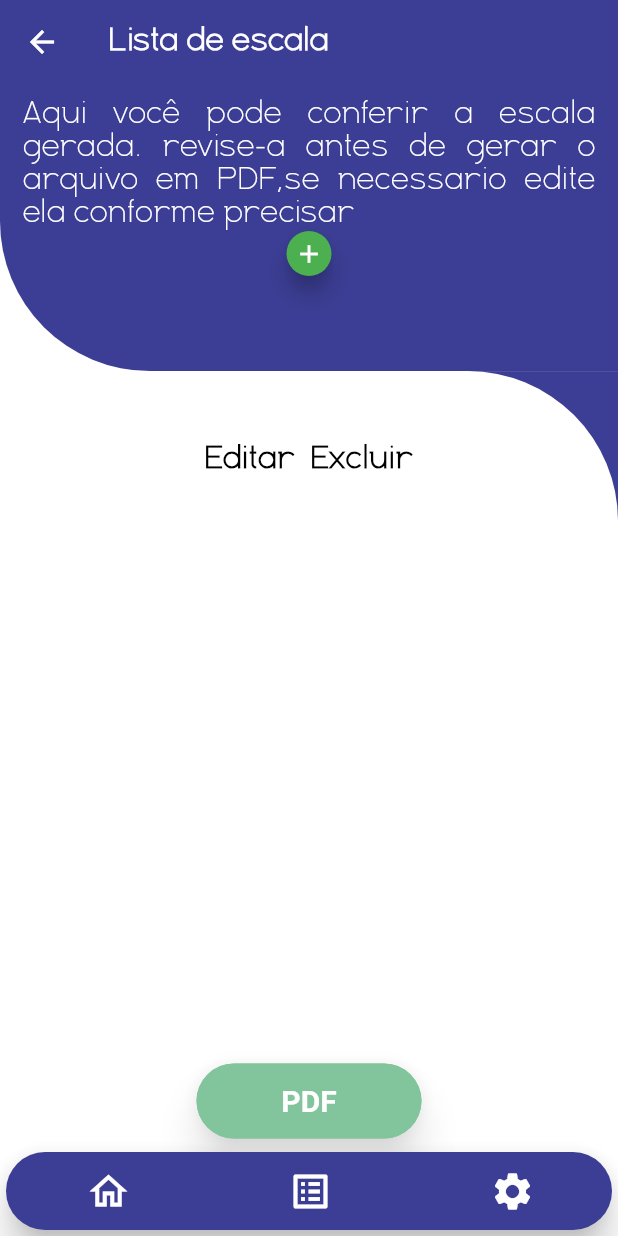
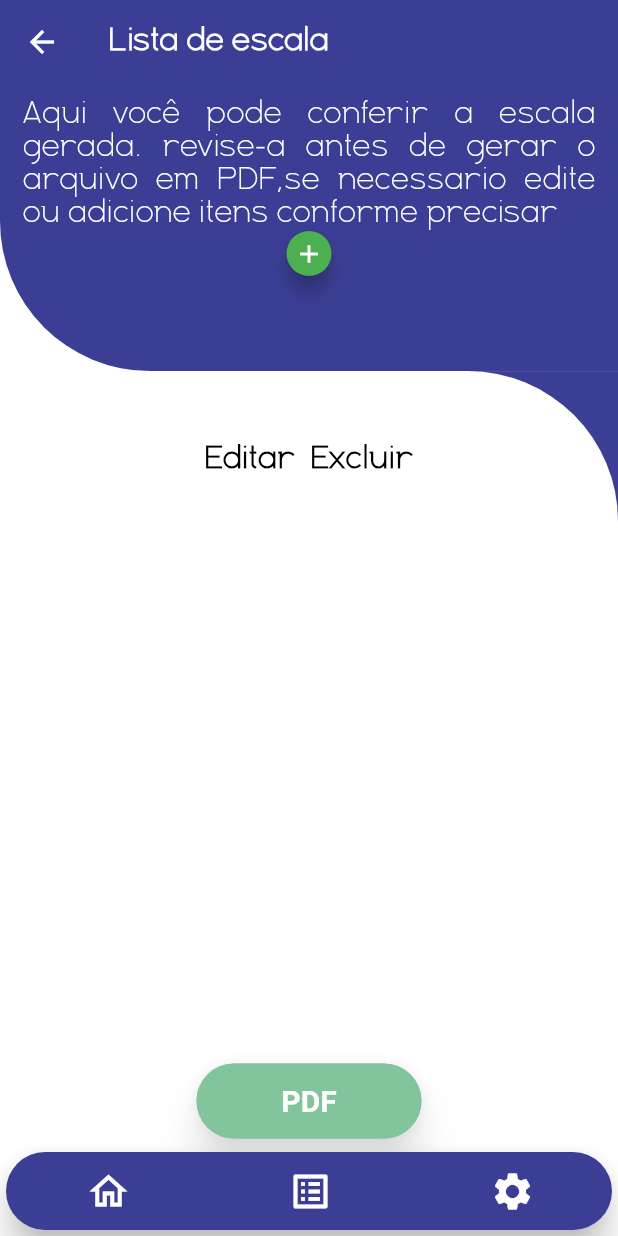
Before and after one commit to Tiodirca/SenturionGList, a Flutter app: the TelaListagem screen opened directly with empty values, on a phone screen of 412 x 824 dp. Run offline on Flutter 3.47's test engine with Material 2 defaults, Android fonts, the phone set to English and light mode, and no system bars; our stand-ins replace shared_preferences, sqflite, sqflite_common_ffi; accounts and stored records are empty.

Commit message:
configuracao cadastro item na lista e mudando tela de edicao para edicao e cadastro

```diff
--- a/lib/Telas/cadastro/tela_cadastro_local_trabalho.dart
+++ b/lib/Telas/cadastro/tela_cadastro_local_trabalho.dart
@@ -288,7 +288,7 @@ class _TelaCadastroPessoasState extends State<TelaCadastroLocalTrabalho> {
                                                             context)
                                                         .showSnackBar(SnackBar(
                                                             content: Text(Textos
-                                                                .erroTabelaExistente)));
+                                                                .erroNomeExiste)));
                                                     nomeExiste = false;
                                                   } else {
                                                     nomeExiste = false;
--- a/lib/Telas/tela_gerar_escala.dart
+++ b/lib/Telas/tela_gerar_escala.dart
@@ -200,7 +200,7 @@ class _TelaGerarEscalaState extends State<TelaGerarEscala> {
       }
       if (nomeTabelaExiste) {
         ScaffoldMessenger.of(context)
-            .showSnackBar(SnackBar(content: Text(Textos.erroTabelaExistente)));
+            .showSnackBar(SnackBar(content: Text(Textos.erroGerarEscalaTabelaExistente)));
       } else {
         telaCarregar = true;
         chamarCriarTabela();
--- a/lib/Telas/tela_listagem.dart
+++ b/lib/Telas/tela_listagem.dart
@@ -8,6 +8,8 @@ import '../Uteis/paleta_cores.dart';
 import '../Uteis/textos.dart';
 import '../Widget/barra_navegacao.dart';
 import '../Widget/fundo_tela_widget.dart';
+import "dart:collection";
+
 
 class TelaListagem extends StatefulWidget {
   const TelaListagem({Key? key, required this.nomeTabela}) : super(key: key);
@@ -20,11 +22,10 @@ class TelaListagem extends StatefulWidget {
 
 class _TelaListagemState extends State<TelaListagem> {
   Estilo estilo = Estilo();
-  List<Map<dynamic, dynamic>> itens = [];
+  List<Map<dynamic, dynamic>> itensBanco = [];
   int idItem = 0;
   String dataItem = "";
   List<String> chaves = [];
-
 
   // referencia classe para gerenciar o banco de dados
   final bancoDados = BancoDeDados.instance;
@@ -39,11 +40,22 @@ class _TelaListagemState extends State<TelaListagem> {
   consultarDados() async {
     await Consulta.consultarTabelaSelecionada(widget.nomeTabela).then((value) {
       setState(() {
-        itens = value;
+        itensBanco = value;
       });
     });
-    for (var value1 in itens.first.keys) {
+    for (var value1 in itensBanco.first.keys) {
       chaves.add(value1.toString().replaceAll("_", " "));
+    }
+    final SplayTreeMap<String, Map<String,String>> st =
+    SplayTreeMap<String, Map<String,String>>();
+
+    st["yyy"] = {"should be" : "3rd"};
+    st["zzz"] = {"should be" : "last"};
+    st["aaa"] = {"should be" : "first"};
+    st["bbb"] = {"should be" : "2nd"};
+
+    for (final String key in st.keys) {
+      print("$key : ${st[key]}");
     }
   }
 
@@ -158,13 +170,9 @@ class _TelaListagemState extends State<TelaListagem> {
                                             widget.nomeTabela;
                                         dados[Constantes
                                             .parametroEdicaoCadIdItem] = 0;
-                                        Navigator
-                                            .pushReplacementNamed(
-                                            context,
-                                            Constantes
-                                                .rotaTelaEdicao,
-                                            arguments:
-                                            dados);
+                                        Navigator.pushReplacementNamed(
+                                            context, Constantes.rotaTelaEdicao,
+                                            arguments: dados);
                                       },
                                       child: const Icon(Icons.add, size: 20),
                                     ),
@@ -231,7 +239,7 @@ class _TelaListagemState extends State<TelaListagem> {
                                                           FontWeight.bold)),
                                             ),
                                           ],
-                                          rows: itens
+                                          rows: itensBanco
                                               .map(
                                                 (item) => DataRow(cells: [
                                                   ...item.values.map(
@@ -319,8 +327,22 @@ class _TelaListagemState extends State<TelaListagem> {
                                                             idItem = item
                                                                 .values.first;
                                                           });
-                                                          exibirConfirmacaoExclusao(
-                                                              idItem, dataItem);
+                                                          // verificando se a lista contem somente um item
+                                                          // para exibir acoes definidas abaixo
+                                                          if (itensBanco
+                                                                  .length ==
+                                                              1) {
+                                                            ScaffoldMessenger
+                                                                    .of(context)
+                                                                .showSnackBar(SnackBar(
+                                                                    content: Text(
+                                                                        Textos
+                                                                            .erroExclusaoItemListagem)));
+                                                          } else {
+                                                            exibirConfirmacaoExclusao(
+                                                                idItem,
+                                                                dataItem);
+                                                          }
                                                         },
                                                         child: const Icon(
                                                             Icons
@@ -331,7 +353,7 @@ class _TelaListagemState extends State<TelaListagem> {
                                                   ))
                                                 ]),
                                               )
-                                              .toList(),
+                                              .toList()
                                         ),
                                       ),
                                     )
--- a/lib/Uteis/rotas.dart
+++ b/lib/Uteis/rotas.dart
@@ -2,7 +2,7 @@ import 'package:flutter/material.dart';
 import 'package:senturionglist/Telas/cadastro/tela_cadastro_pessoas.dart';
 import 'package:senturionglist/Telas/selecao/tela_selecao_periodo.dart';
 import 'package:senturionglist/Telas/tela_configuracoes.dart';
-import 'package:senturionglist/Telas/tela_edicao.dart';
+import 'package:senturionglist/Telas/tela_edicao_cadastro_item.dart';
 import 'package:senturionglist/Telas/tela_gerar_escala.dart';
 import 'package:senturionglist/Telas/tela_inicial.dart';
 import 'package:senturionglist/Telas/tela_listagem.dart';
@@ -100,7 +100,7 @@ class Rotas {
       case Constantes.rotaTelaEdicao:
         if (args is Map) {
           return MaterialPageRoute(
-            builder: (_) => TelaEdicao(
+            builder: (_) => TelaEdicaoCadastroItem(
               camposBancoCadastroItem: args[Constantes.parametroEdicaoCadCamposBanco],
               nomeTabela: args[Constantes.parametroEdicaoCadNomeTabela],
               idItem: args[Constantes.parametroEdicaoCadIdItem],
--- a/lib/Uteis/textos.dart
+++ b/lib/Uteis/textos.dart
@@ -72,7 +72,7 @@ class Textos {
   static String nomeTelaListagem = "Lista de escala";
   static String decricaoTelaListagem =
       "Aqui você pode conferir a escala gerada. revise-a antes de "
-      "gerar o arquivo em PDF,se necessario edite ela conforme precisar";
+      "gerar o arquivo em PDF,se necessario edite ou adicione itens conforme precisar";
   static String telaListagemOpcoes = "Opções de item";
 
   // TELA EDICAO
@@ -111,12 +111,15 @@ class Textos {
   static String erroTextFieldVazio = "Preencha o campo antes";
   static String erroSemIntervalo =
       "Defina um periodo de dias que terá a escala";
-  static String erroTabelaExistente =
+  static String erroGerarEscalaTabelaExistente =
       "Defina outro nome para a escala. já existe uma escala este nome na base de dados";
   static String erroNomeExiste =
       "Adicione outro nome. pois o mesmo ja existe na base de dados";
   static String erroSemSelecaoCheck =
       "Selecione pelo menos um item da lista. clicando encima dos nomes";
+  static String erroExclusaoItemListagem =
+      "A escala não pode ficar vazia. adicione"
+      " pelo menos um outro item. para que possa excluir este";
   static String sucessoAddBanco = "Sucesso ao adicionar item a base de dados";
   static String sucessoExluirItemBanco =
       "Sucesso ao excluir item da base de dados";
```
Also changed, not shown: lib/Telas/tela_edicao_cadastro_item.dart (renamed from lib/Telas/tela_edicao.dart, +114 -32 lines).
